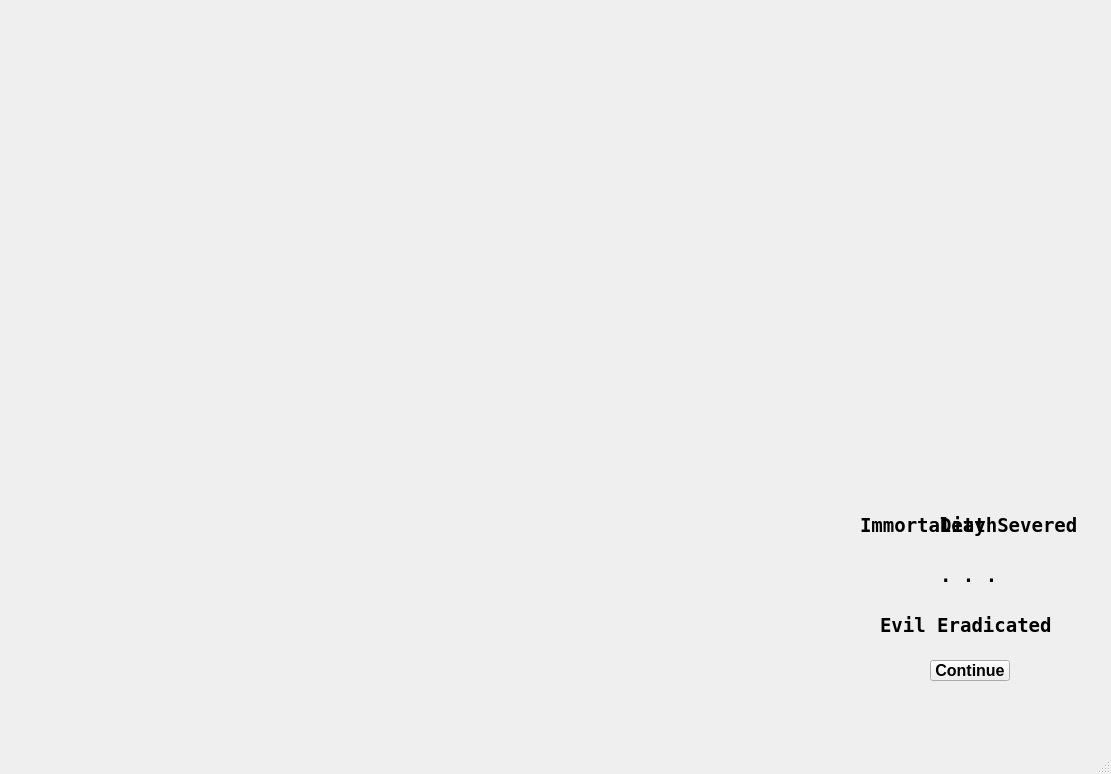
Old version of the form messagewindow.ui in the repository juanvergara3/Projec_Abyss.
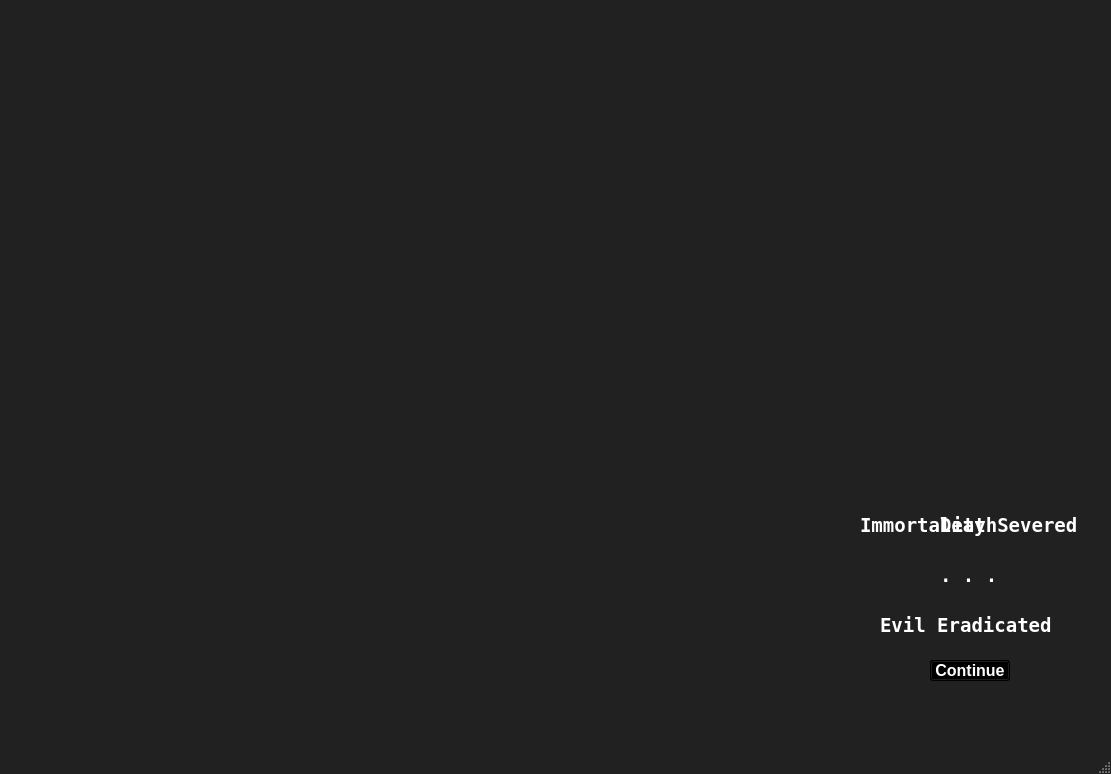
New version of the form. Icons and pictures are not drawn.

```diff
--- a/messagewindow.ui
+++ b/messagewindow.ui
@@ -10,6 +10,394 @@
     <height>774</height>
    </rect>
   </property>
+  <property name="palette">
+   <palette>
+    <active>
+     <colorrole role="WindowText">
+      <brush brushstyle="SolidPattern">
+       <color alpha="255">
+        <red>255</red>
+        <green>255</green>
+        <blue>255</blue>
+       </color>
+      </brush>
+     </colorrole>
+     <colorrole role="Button">
+      <brush brushstyle="SolidPattern">
+       <color alpha="255">
+        <red>0</red>
+        <green>0</green>
+        <blue>0</blue>
+       </color>
+      </brush>
+     </colorrole>
+     <colorrole role="Light">
+      <brush brushstyle="SolidPattern">
+       <color alpha="255">
+        <red>33</red>
+        <green>33</green>
+        <blue>33</blue>
+       </color>
+      </brush>
+     </colorrole>
+     <colorrole role="Midlight">
+      <brush brushstyle="SolidPattern">
+       <color alpha="255">
+        <red>33</red>
+        <green>33</green>
+        <blue>33</blue>
+       </color>
+      </brush>
+     </colorrole>
+     <colorrole role="Dark">
+      <brush brushstyle="SolidPattern">
+       <color alpha="255">
+        <red>33</red>
+        <green>33</green>
+        <blue>33</blue>
+       </color>
+      </brush>
+     </colorrole>
+     <colorrole role="Mid">
+      <brush brushstyle="SolidPattern">
+       <color alpha="255">
+        <red>33</red>
+        <green>33</green>
+        <blue>33</blue>
+       </color>
+      </brush>
+     </colorrole>
+     <colorrole role="Text">
+      <brush brushstyle="SolidPattern">
+       <color alpha="255">
+        <red>255</red>
+        <green>255</green>
+        <blue>255</blue>
+       </color>
+      </brush>
+     </colorrole>
+     <colorrole role="ButtonText">
+      <brush brushstyle="SolidPattern">
+       <color alpha="255">
+        <red>255</red>
+        <green>255</green>
+        <blue>255</blue>
+       </color>
+      </brush>
+     </colorrole>
+     <colorrole role="Base">
+      <brush brushstyle="SolidPattern">
+       <color alpha="255">
+        <red>33</red>
+        <green>33</green>
+        <blue>33</blue>
+       </color>
+      </brush>
+     </colorrole>
+     <colorrole role="Window">
+      <brush brushstyle="SolidPattern">
+       <color alpha="255">
+        <red>33</red>
+        <green>33</green>
+        <blue>33</blue>
+       </color>
+      </brush>
+     </colorrole>
+     <colorrole role="Shadow">
+      <brush brushstyle="SolidPattern">
+       <color alpha="255">
+        <red>33</red>
+        <green>33</green>
+        <blue>33</blue>
+       </color>
+      </brush>
+     </colorrole>
+     <colorrole role="AlternateBase">
+      <brush brushstyle="SolidPattern">
+       <color alpha="255">
+        <red>33</red>
+        <green>33</green>
+        <blue>33</blue>
+       </color>
+      </brush>
+     </colorrole>
+     <colorrole role="NoRole">
+      <brush brushstyle="SolidPattern">
+       <color alpha="255">
+        <red>33</red>
+        <green>33</green>
+        <blue>33</blue>
+       </color>
+      </brush>
+     </colorrole>
+     <colorrole role="PlaceholderText">
+      <brush brushstyle="SolidPattern">
+       <color alpha="128">
+        <red>255</red>
+        <green>255</green>
+        <blue>255</blue>
+       </color>
+      </brush>
+     </colorrole>
+    </active>
+    <inactive>
+     <colorrole role="WindowText">
+      <brush brushstyle="SolidPattern">
+       <color alpha="255">
+        <red>255</red>
+        <green>255</green>
+        <blue>255</blue>
+       </color>
+      </brush>
+     </colorrole>
+     <colorrole role="Button">
+      <brush brushstyle="SolidPattern">
+       <color alpha="255">
+        <red>0</red>
+        <green>0</green>
+        <blue>0</blue>
+       </color>
+      </brush>
+     </colorrole>
+     <colorrole role="Light">
+      <brush brushstyle="SolidPattern">
+       <color alpha="255">
+        <red>33</red>
+        <green>33</green>
+        <blue>33</blue>
+       </color>
+      </brush>
+     </colorrole>
+     <colorrole role="Midlight">
+      <brush brushstyle="SolidPattern">
+       <color alpha="255">
+        <red>33</red>
+        <green>33</green>
+        <blue>33</blue>
+       </color>
+      </brush>
+     </colorrole>
+     <colorrole role="Dark">
+      <brush brushstyle="SolidPattern">
+       <color alpha="255">
+        <red>33</red>
+        <green>33</green>
+        <blue>33</blue>
+       </color>
+      </brush>
+     </colorrole>
+     <colorrole role="Mid">
+      <brush brushstyle="SolidPattern">
+       <color alpha="255">
+        <red>33</red>
+        <green>33</green>
+        <blue>33</blue>
+       </color>
+      </brush>
+     </colorrole>
+     <colorrole role="Text">
+      <brush brushstyle="SolidPattern">
+       <color alpha="255">
+        <red>255</red>
+        <green>255</green>
+        <blue>255</blue>
+       </color>
+      </brush>
+     </colorrole>
+     <colorrole role="ButtonText">
+      <brush brushstyle="SolidPattern">
+       <color alpha="255">
+        <red>255</red>
+        <green>255</green>
+        <blue>255</blue>
+       </color>
+      </brush>
+     </colorrole>
+     <colorrole role="Base">
+      <brush brushstyle="SolidPattern">
+       <color alpha="255">
+        <red>33</red>
+        <green>33</green>
+        <blue>33</blue>
+       </color>
+      </brush>
+     </colorrole>
+     <colorrole role="Window">
+      <brush brushstyle="SolidPattern">
+       <color alpha="255">
+        <red>33</red>
+        <green>33</green>
+        <blue>33</blue>
+       </color>
+      </brush>
+     </colorrole>
+     <colorrole role="Shadow">
+      <brush brushstyle="SolidPattern">
+       <color alpha="255">
+        <red>33</red>
+        <green>33</green>
+        <blue>33</blue>
+       </color>
+      </brush>
+     </colorrole>
+     <colorrole role="AlternateBase">
+      <brush brushstyle="SolidPattern">
+       <color alpha="255">
+        <red>33</red>
+        <green>33</green>
+        <blue>33</blue>
+       </color>
+      </brush>
+     </colorrole>
+     <colorrole role="NoRole">
+      <brush brushstyle="SolidPattern">
+       <color alpha="255">
+        <red>33</red>
+        <green>33</green>
+        <blue>33</blue>
+       </color>
+      </brush>
+     </colorrole>
+     <colorrole role="PlaceholderText">
+      <brush brushstyle="SolidPattern">
+       <color alpha="128">
+        <red>255</red>
+        <green>255</green>
+        <blue>255</blue>
+       </color>
+      </brush>
+     </colorrole>
+    </inactive>
+    <disabled>
+     <colorrole role="WindowText">
+      <brush brushstyle="SolidPattern">
+       <color alpha="255">
+        <red>33</red>
+        <green>33</green>
+        <blue>33</blue>
+       </color>
+      </brush>
+     </colorrole>
+     <colorrole role="Button">
+      <brush brushstyle="SolidPattern">
+       <color alpha="255">
+        <red>0</red>
+        <green>0</green>
+        <blue>0</blue>
+       </color>
+      </brush>
+     </colorrole>
+     <colorrole role="Light">
+      <brush brushstyle="SolidPattern">
+       <color alpha="255">
+        <red>33</red>
+        <green>33</green>
+        <blue>33</blue>
+       </color>
+      </brush>
+     </colorrole>
+     <colorrole role="Midlight">
+      <brush brushstyle="SolidPattern">
+       <color alpha="255">
+        <red>33</red>
+        <green>33</green>
+        <blue>33</blue>
+       </color>
+      </brush>
+     </colorrole>
+     <colorrole role="Dark">
+      <brush brushstyle="SolidPattern">
+       <color alpha="255">
+        <red>33</red>
+        <green>33</green>
+        <blue>33</blue>
+       </color>
+      </brush>
+     </colorrole>
+     <colorrole role="Mid">
+      <brush brushstyle="SolidPattern">
+       <color alpha="255">
+        <red>33</red>
+        <green>33</green>
+        <blue>33</blue>
+       </color>
+      </brush>
+     </colorrole>
+     <colorrole role="Text">
+      <brush brushstyle="SolidPattern">
+       <color alpha="255">
+        <red>33</red>
+        <green>33</green>
+        <blue>33</blue>
+       </color>
+      </brush>
+     </colorrole>
+     <colorrole role="ButtonText">
+      <brush brushstyle="SolidPattern">
+       <color alpha="255">
+        <red>33</red>
+        <green>33</green>
+        <blue>33</blue>
+       </color>
+      </brush>
+     </colorrole>
+     <colorrole role="Base">
+      <brush brushstyle="SolidPattern">
+       <color alpha="255">
+        <red>33</red>
+        <green>33</green>
+        <blue>33</blue>
+       </color>
+      </brush>
+     </colorrole>
+     <colorrole role="Window">
+      <brush brushstyle="SolidPattern">
+       <color alpha="255">
+        <red>33</red>
+        <green>33</green>
+        <blue>33</blue>
+       </color>
+      </brush>
+     </colorrole>
+     <colorrole role="Shadow">
+      <brush brushstyle="SolidPattern">
+       <color alpha="255">
+        <red>33</red>
+        <green>33</green>
+        <blue>33</blue>
+       </color>
+      </brush>
+     </colorrole>
+     <colorrole role="AlternateBase">
+      <brush brushstyle="SolidPattern">
+       <color alpha="255">
+        <red>33</red>
+        <green>33</green>
+        <blue>33</blue>
+       </color>
+      </brush>
+     </colorrole>
+     <colorrole role="NoRole">
+      <brush brushstyle="SolidPattern">
+       <color alpha="255">
+        <red>33</red>
+        <green>33</green>
+        <blue>33</blue>
+       </color>
+      </brush>
+     </colorrole>
+     <colorrole role="PlaceholderText">
+      <brush brushstyle="SolidPattern">
+       <color alpha="128">
+        <red>218</red>
+        <green>218</green>
+        <blue>218</blue>
+       </color>
+      </brush>
+     </colorrole>
+    </disabled>
+   </palette>
+  </property>
   <property name="windowTitle">
    <string>MainWindow</string>
   </property>
@@ -31,6 +419,10 @@
       <bold>true</bold>
      </font>
     </property>
+    <property name="styleSheet">
+     <string notr="true">background-color: rgb(0, 0, 0);
+color: rgb(255, 255, 255);</string>
+    </property>
     <property name="text">
      <string>Continue</string>
     </property>
```
Left out of the diff: 10 changed lines with no effect on the pictures.
